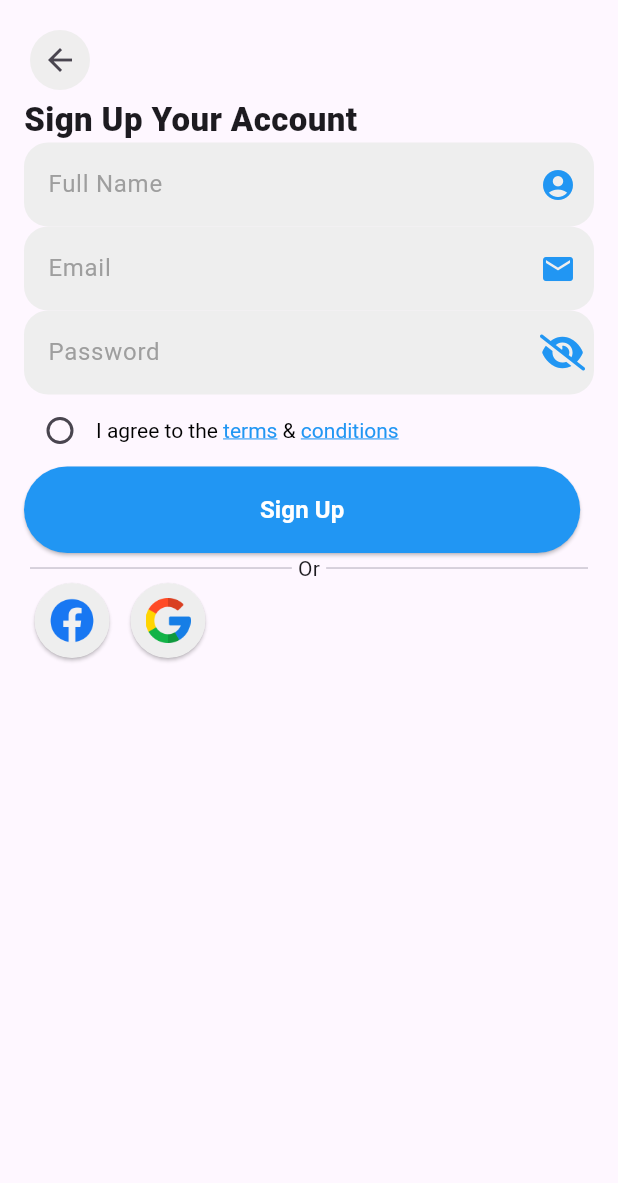
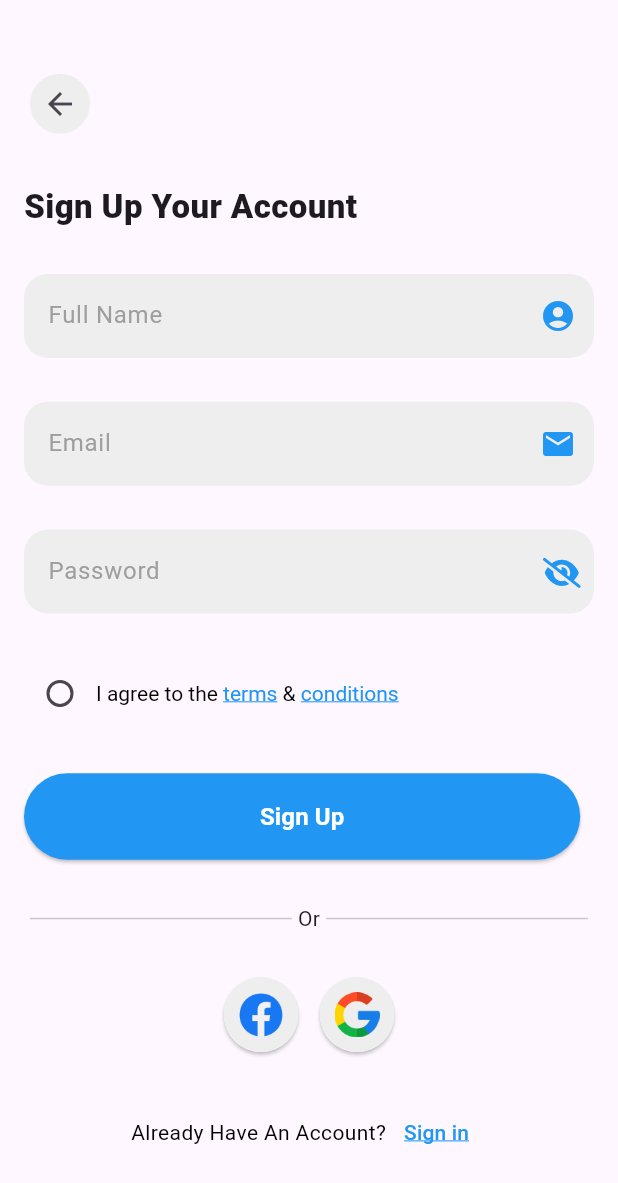
Before and after one commit to faisal-abdelnase/supermarket-delivery, a Flutter app: the SignUpPage screen opened by its route, on a phone screen of 412 x 824 dp. Shown: the top 1183 px of the screen. Run offline on Flutter 3.47's test engine with Material 3 defaults, Android fonts, the light colour scheme and no system bars; our stand-ins replace font_awesome_flutter, percent_indicator, shared_preferences; accounts and stored records are empty.

Commit message:
finsh from sign up

```diff
--- a/lib/features/Auth/presentation/view/sign_up.dart
+++ b/lib/features/Auth/presentation/view/sign_up.dart
@@ -31,6 +31,7 @@ class _SignUpPageState extends State<SignUpPage> {
         child: Padding(
           padding: const EdgeInsets.all(16),
           child: Column(
+            mainAxisAlignment: MainAxisAlignment.spaceEvenly,
             crossAxisAlignment: CrossAxisAlignment.start,
             children: [
               CustomArrowBackButton(),
@@ -65,7 +66,23 @@ class _SignUpPageState extends State<SignUpPage> {
 
               CustomDividerOR(),
 
-              CustomDifferentSign()
+              CustomDifferentSign(),
+
+              Row(
+                mainAxisAlignment: MainAxisAlignment.center,
+                children: [
+                  Text("Already Have An Account?", style: TextStyle(color: Colors.black),),
+                  TextButton(
+                    onPressed: (){},
+                    child: Text("Sign in",
+                    style: TextStyle(
+                      color: Colors.blue,
+                      decoration: TextDecoration.underline,
+                      decorationColor: Colors.blue
+                      ),
+                    ),),
+                ],
+              )
             ],
           ),
         ),
--- a/lib/features/Auth/presentation/view/widgets/custom_different_sign.dart
+++ b/lib/features/Auth/presentation/view/widgets/custom_different_sign.dart
@@ -8,6 +8,7 @@ class CustomDifferentSign extends StatelessWidget {
   @override
   Widget build(BuildContext context) {
     return Row(
+      mainAxisAlignment: MainAxisAlignment.center,
       children: [
         ElevatedButton(
           style: ElevatedButton.styleFrom(
--- a/lib/features/Auth/presentation/view/widgets/custom_text_from_filed_password.dart
+++ b/lib/features/Auth/presentation/view/widgets/custom_text_from_filed_password.dart
@@ -30,7 +30,7 @@ class _CustomTextFromFiledPasswordState extends State<CustomTextFromFiledPasswor
             obscureText = obscureText ? false : true;
             setState(() {});
           },
-          icon: obscureText ? Icon(FontAwesomeIcons.solidEyeSlash) : Icon(FontAwesomeIcons.solidEye)
+          icon: obscureText ? Icon(FontAwesomeIcons.solidEyeSlash,size: 20,) : Icon(FontAwesomeIcons.solidEye, size: 20,)
           ),
         suffixIconColor: Colors.blue,
 
```
